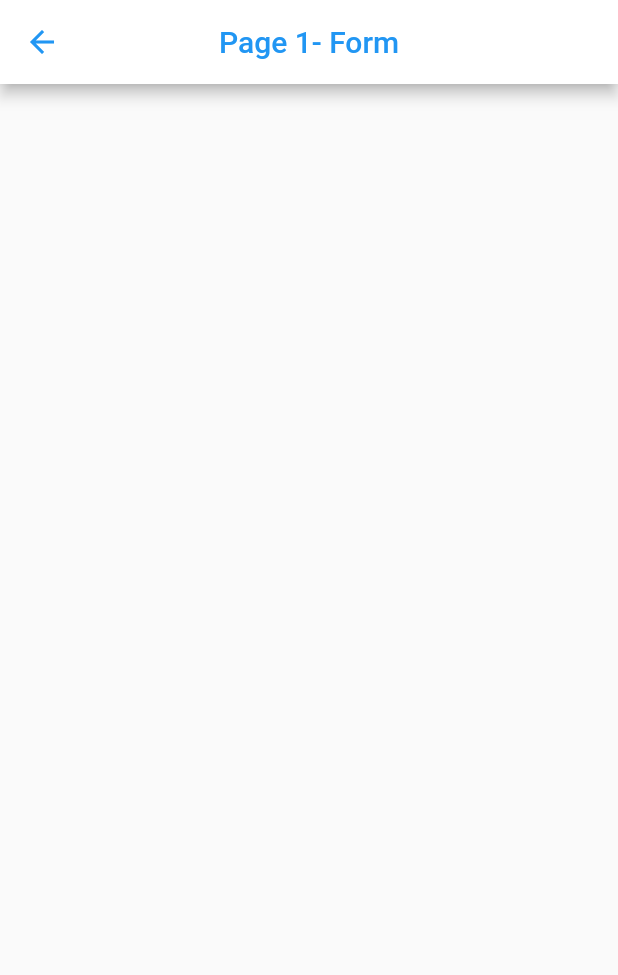
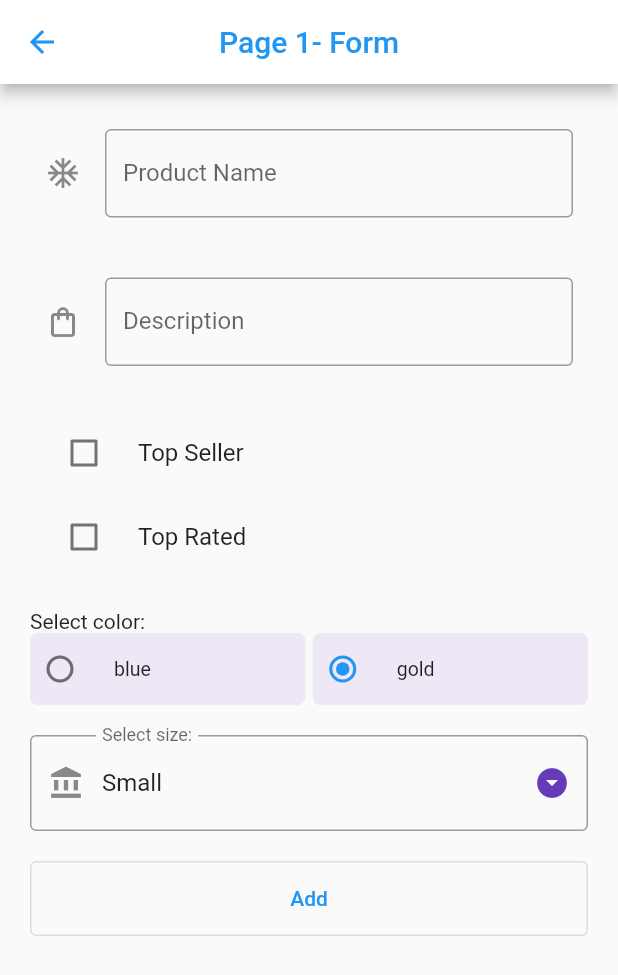
Before and after one commit to ThawedBuffalo/flutter_template, a Flutter app: the Page1 screen opened directly, on a phone screen of 412 x 824 dp. Shown: the top 975 px of the screen. Run offline on Flutter 3.47's test engine with Material 2 defaults, Android fonts, the phone set to English and light mode, and no system bars; our stand-ins replace bloc, dartz, equatable, flash, flutter_bloc, get_it and 1 more.

Commit message:
completed BLoC pattern and emitters

```diff
--- a/lib/presentation/pages/page-1/page_1.dart
+++ b/lib/presentation/pages/page-1/page_1.dart
@@ -9,6 +9,7 @@ import 'package:flutter_template/presentation/pages/widgets/text-form-widget.dar
 
 import '../../logic/product_bloc.dart';
 import '../../models/product-user-input-model.dart';
+import '../page-2/page-2.dart';
 
 class Page1 extends StatefulWidget {
   const Page1({super.key});
@@ -59,6 +60,19 @@ class _Page1State extends State<Page1> {
                   buildError();
                 }
               },
+              child: BlocBuilder<ProductBloc, ProductState>(
+                  builder: (context, state) {
+                if (state.status.isInitial) {
+                  buildInitialInput();
+                } else if (state.status.isAdding) {
+                  buildLoading();
+                } else if (state.status.isAdded) {
+                  // toast message, then navigate
+                  navigateToDetailsPage();
+                }
+
+                return buildInitialInput();
+              }),
             )));
   }
 
@@ -184,14 +198,6 @@ class _Page1State extends State<Page1> {
                 // trigger event
                 final productBloc = BlocProvider.of<ProductBloc>(context);
                 productBloc.add(AddProductEvent(productModel: productInput));
-
-                // Navigator.push(context, MaterialPageRoute(
-                //   builder: (context) {
-                //     return Page2(
-                //       product: null,
-                //     );
-                //   },
-                // ));
               }
             }, // onPressed
             child: const Text("Add"),
@@ -210,4 +216,14 @@ class _Page1State extends State<Page1> {
   Widget buildError() {
     return const Placeholder();
   }
+
+  void navigateToDetailsPage() {
+    Navigator.push(context, MaterialPageRoute(
+      builder: (context) {
+        return Page2(
+          product: null,
+        );
+      },
+    ));
+  }
 }
--- a/lib/presentation/pages/page-2/page-2.dart
+++ b/lib/presentation/pages/page-2/page-2.dart
@@ -1,9 +1,10 @@
 import 'package:flutter/material.dart';
 
 import '../../../domain/entities/product.dart';
+
 class Page2 extends StatelessWidget {
   //Page2({Key? key, required this.product}) : super(key: key);
-  Page2({Key? key}) : super(key: key);
+  Page2({Key? key, required product}) : super(key: key);
   //Product product;
 
   @override
```
